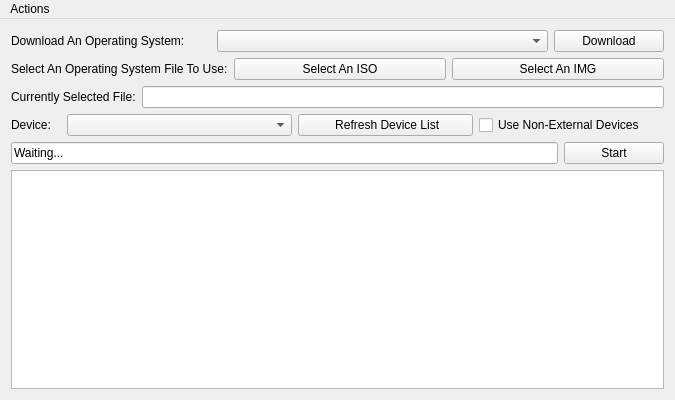
First picture: the form in source/mainwindow.ui, repository GregoryConrad/BootableDriveMaker, before the edit.
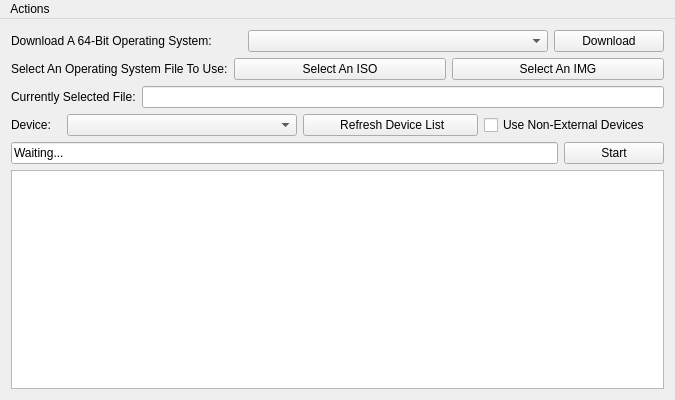
Second picture: the form after the edit.

```diff
--- a/source/mainwindow.ui
+++ b/source/mainwindow.ui
@@ -10,6 +10,12 @@
     <height>400</height>
    </rect>
   </property>
+  <property name="minimumSize">
+   <size>
+    <width>675</width>
+    <height>400</height>
+   </size>
+  </property>
   <property name="windowTitle">
    <string>MainWindow</string>
   </property>
@@ -21,12 +27,12 @@
        <widget class="QLabel" name="label_2">
         <property name="maximumSize">
          <size>
-          <width>200</width>
+          <width>240</width>
           <height>16777215</height>
          </size>
         </property>
         <property name="text">
-         <string>Download An Operating System:</string>
+         <string>Download A 64-Bit Operating System:</string>
         </property>
        </widget>
       </item>
@@ -156,6 +162,12 @@
       </item>
       <item>
        <widget class="QCheckBox" name="allowNonExtern">
+        <property name="maximumSize">
+         <size>
+          <width>180</width>
+          <height>16777215</height>
+         </size>
+        </property>
         <property name="text">
          <string>Use Non-External Devices</string>
         </property>
```
Left out of the diff: 6 changed lines with no effect on the pictures.
